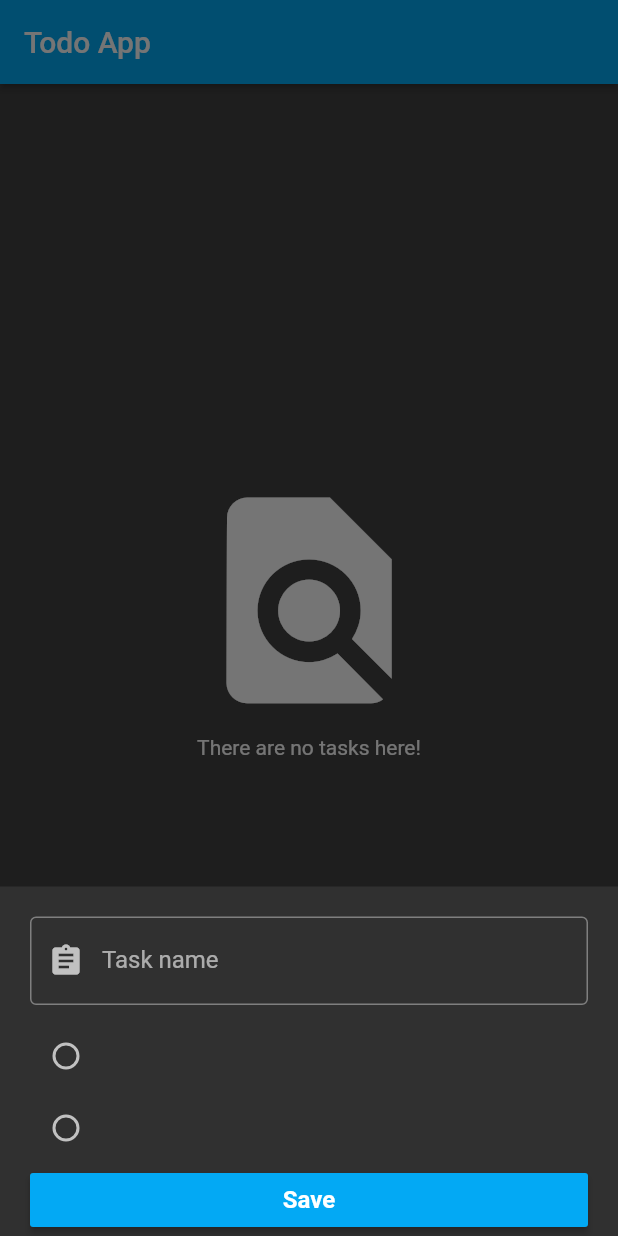
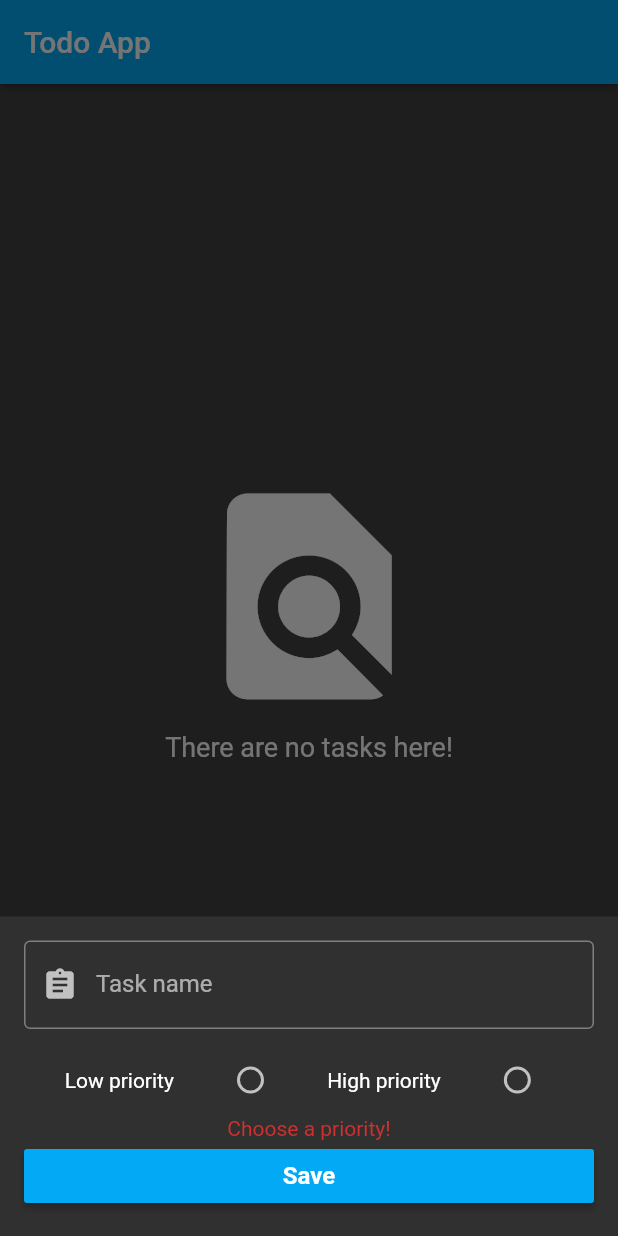
Before and after one commit to abalmagd/todo-app, a Flutter app: the screen it shows after launch, after a tap on the "add" icon, on a phone screen of 412 x 824 dp. Run offline on Flutter 3.47's test engine with Material 2 defaults, Android fonts, the phone set to English and light mode, and no system bars; our stand-ins replace bloc, conditional_builder_null_safety, flutter_bloc, sqflite; accounts and stored records are empty.

Commit message:
- Finish app
Signed-off-by: Mahmoud Abulmagd <me@abulmagd.dev>

```diff
--- a/lib/blocs/app_bloc/app_states.dart
+++ b/lib/blocs/app_bloc/app_states.dart
@@ -15,3 +15,19 @@ class DBInsertLoading extends AppStates {}
 class DBInsertSuccess extends AppStates {}
 
 class DBInsertFailed extends AppStates {}
+
+class DBDeleteLoading extends AppStates {}
+
+class DBDeleteSuccess extends AppStates {}
+
+class DBDeleteFailed extends AppStates {}
+
+class DBUpdateLoading extends AppStates {}
+
+class DBUpdateSuccess extends AppStates {}
+
+class DBUpdateFailed extends AppStates {}
+
+class DBCloseSuccess extends AppStates {}
+
+class DBCloseFailed extends AppStates {}
--- a/lib/core/local/sqflite_helper.dart
+++ b/lib/core/local/sqflite_helper.dart
@@ -27,15 +27,15 @@ class SqfliteHelper {
   }
 
   static Future<List> dbGetType({required String type}) async =>
-     await _database.rawQuery('SELECT * FROM Todo WHERE Type == ?', [type]);
+      await _database.rawQuery('SELECT * FROM Todo WHERE Type == ?', [type]);
 
-  static void dbInsert({
+  static Future<void> dbInsert({
     required String title,
     required int priority,
     required String type,
-  }) {
+  }) async {
     DateTime now = DateTime.now();
-    String currentDate = DateTime(now.day, now.month, now.year).toString();
+    String currentDate = '${now.day}-${now.month}-${now.year}';
     _database.transaction((txn) async {
       await txn.rawInsert(
           'INSERT INTO Todo('
@@ -48,6 +48,9 @@ class SqfliteHelper {
     });
   }
 
+  static Future<int> dbUpdate(String type, int id) async => await _database
+      .rawUpdate('UPDATE Todo SET Type = ? WHERE Id = ?', [type, id]);
+
   static Future<int> dbDelete(int id) async =>
       await _database.rawDelete('DELETE FROM Todo WHERE Id = ?', [id]);
 
--- a/lib/features/home_screen.dart
+++ b/lib/features/active_screen.dart
@@ -8,8 +8,8 @@ import 'package:todo_app/widgets/todo_item.dart';
 
 import '../blocs/app_bloc/app_states.dart';
 
-class HomeScreen extends StatelessWidget {
-  const HomeScreen({Key? key}) : super(key: key);
+class ActiveScreen extends StatelessWidget {
+  const ActiveScreen({Key? key}) : super(key: key);
 
   @override
   Widget build(BuildContext context) {
--- a/lib/features/empty_screen.dart
+++ b/lib/features/empty_screen.dart
@@ -13,7 +13,10 @@ class EmptyScreen extends StatelessWidget {
         children: [
           Icon(Icons.find_in_page, size: height * 0.2),
           const SizedBox(height: kSmallSpacing),
-          const Text('There are no tasks here!'),
+          const Text(
+            'There are no tasks here!',
+            style: TextStyle(fontSize: 18),
+          ),
         ],
       ),
     );
--- a/lib/features/layout.dart
+++ b/lib/features/layout.dart
@@ -3,16 +3,17 @@ import 'package:flutter_bloc/flutter_bloc.dart';
 import 'package:todo_app/blocs/app_bloc/app_cubit.dart';
 import 'package:todo_app/blocs/app_bloc/app_states.dart';
 import 'package:todo_app/core/constants.dart';
+import 'package:todo_app/features/active_screen.dart';
 import 'package:todo_app/features/archived_screen.dart';
 import 'package:todo_app/features/done_screen.dart';
-import 'package:todo_app/features/home_screen.dart';
-import 'package:todo_app/features/task_screen.dart';
+
+import '../widgets/task_form.dart';
 
 class AppLayout extends StatelessWidget {
   const AppLayout({Key? key}) : super(key: key);
 
   final screens = const [
-    HomeScreen(),
+    ActiveScreen(),
     DoneScreen(),
     ArchivedScreen(),
   ];
@@ -24,15 +25,13 @@ class AppLayout extends StatelessWidget {
       listener: (context, state) {},
       builder: (context, state) {
         return Scaffold(
-          appBar: AppBar(
-            title: const Text('Todo App'),
-          ),
+          appBar: AppBar(title: const Text('Todo App')),
           body: screens[cubit.navIndex],
           floatingActionButton: FloatingActionButton(
             onPressed: () => showModalBottomSheet(
               isScrollControlled: true,
               context: context,
-              builder: (context) => const TaskScreen(),
+              builder: (context) => const TaskForm(),
             ),
             child: const Icon(
               Icons.add,
@@ -44,10 +43,18 @@ class AppLayout extends StatelessWidget {
             currentIndex: cubit.navIndex,
             onTap: (index) => cubit.changeNavIndex(index: index),
             items: const [
-              BottomNavigationBarItem(icon: Icon(Icons.home), label: 'Home'),
-              BottomNavigationBarItem(icon: Icon(Icons.done), label: done),
               BottomNavigationBarItem(
-                  icon: Icon(Icons.archive), label: archived),
+                icon: Icon(Icons.assignment),
+                label: active,
+              ),
+              BottomNavigationBarItem(
+                icon: Icon(Icons.done),
+                label: done,
+              ),
+              BottomNavigationBarItem(
+                icon: Icon(Icons.archive),
+                label: archived,
+              ),
             ],
           ),
         );
--- a/lib/features/task_screen.dart
+++ /dev/null
@@ -1,90 +0,0 @@
-import 'package:flutter/material.dart';
-import 'package:flutter_bloc/flutter_bloc.dart';
-import 'package:todo_app/blocs/app_bloc/app_cubit.dart';
-import 'package:todo_app/core/constants.dart';
-import 'package:todo_app/theme/palette.dart';
-import 'package:todo_app/widgets/TextInputField.dart';
-
-import '../blocs/app_bloc/app_states.dart';
-
-class TaskScreen extends StatefulWidget {
-  const TaskScreen({Key? key}) : super(key: key);
-
-  static navTo() => MaterialPageRoute(builder: (context) => const TaskScreen());
-
-  @override
-  State<TaskScreen> createState() => _TaskScreenState();
-}
-
-class _TaskScreenState extends State<TaskScreen> {
-  final taskTitle = TextEditingController();
-
-  final _formKey = GlobalKey<FormState>();
-  final int priority = 0;
-
-  @override
-  Widget build(BuildContext context) {
-    final cubit = AppCubit.get(context);
-    return BlocConsumer<AppCubit, AppStates>(
-      listener: (context, state) {
-        if (state is DBInsertSuccess) {
-          Navigator.pop(context);
-        }
-      },
-      builder: (context, state) {
-        return Form(
-          key: _formKey,
-          child: Padding(
-            padding: EdgeInsets.only(
-              bottom: MediaQuery.of(context).viewInsets.bottom,
-              right: 20,
-              left: 20,
-              top: 20,
-            ),
-            child: Column(
-              mainAxisAlignment: MainAxisAlignment.center,
-              mainAxisSize: MainAxisSize.min,
-              crossAxisAlignment: CrossAxisAlignment.start,
-              children: [
-                TextInputField(
-                  controller: taskTitle,
-                  label: 'Task name',
-                  icon: Icons.assignment,
-                ),
-                const SizedBox(height: 10),
-                Radio(
-                  value: 'Low priority',
-                  groupValue: 'groupValue',
-                  onChanged: (_) {},
-                ),
-                Radio(
-                  value: 'High ',
-                  groupValue: 'groupValue',
-                  onChanged: (_) {},
-                ),
-                state is DBInsertLoading
-                    ? const Center(child: CircularProgressIndicator())
-                    : MaterialButton(
-                        onPressed: () {
-                          if (_formKey.currentState!.validate()) {
-                            cubit
-                                .dbInsert(
-                                  title: taskTitle.text.trim(),
-                                  priority: 1,
-                                  type: active,
-                                )
-                                .then((value) => cubit.dbGetType(type: active));
-                          }
-                        },
-                        color: Theme.of(context).colorScheme.primary,
-                        minWidth: MediaQuery.of(context).size.width,
-                        child: const Text('Save'),
-                      ),
-              ],
-            ),
-          ),
-        );
-      },
-    );
-  }
-}
--- a/lib/main.dart
+++ b/lib/main.dart
@@ -5,7 +5,6 @@ import 'package:todo_app/core/local/sqflite_helper.dart';
 import 'package:todo_app/features/layout.dart';
 import 'package:todo_app/theme/custom_theme.dart';
 
-import 'blocs/app_bloc/app_states.dart';
 import 'blocs/bloc_observer.dart';
 
 Future<void> main() async {
--- /dev/null
+++ b/lib/widgets/task_form.dart
@@ -0,0 +1,122 @@
+import 'package:flutter/material.dart';
+import 'package:flutter_bloc/flutter_bloc.dart';
+import 'package:todo_app/blocs/app_bloc/app_cubit.dart';
+import 'package:todo_app/core/constants.dart';
+import 'package:todo_app/widgets/text_input_field.dart';
+
+import '../blocs/app_bloc/app_states.dart';
+
+class TaskForm extends StatefulWidget {
+  const TaskForm({Key? key}) : super(key: key);
+
+  @override
+  State<TaskForm> createState() => _TaskFormState();
+}
+
+class _TaskFormState extends State<TaskForm> {
+  late final TextEditingController taskTitle;
+  late final GlobalKey<FormState> _formKey;
+  int priority = 2;
+
+  @override
+  void initState() {
+    taskTitle = TextEditingController();
+    _formKey = GlobalKey<FormState>();
+
+    super.initState();
+  }
+
+  @override
+  void dispose() {
+    taskTitle.dispose();
+    super.dispose();
+  }
+
+  @override
+  Widget build(BuildContext context) {
+    final cubit = AppCubit.get(context);
+    return BlocConsumer<AppCubit, AppStates>(
+      listener: (context, state) {
+        if (state is DBInsertSuccess) {
+          Navigator.pop(context);
+        }
+      },
+      builder: (context, state) {
+        return Form(
+          key: _formKey,
+          child: Padding(
+            padding: EdgeInsets.only(
+              bottom: MediaQuery.of(context).viewInsets.bottom,
+            ),
+            child: Padding(
+              padding: const EdgeInsets.all(kLargeSpacing),
+              child: Column(
+                mainAxisSize: MainAxisSize.min,
+                crossAxisAlignment: CrossAxisAlignment.start,
+                children: [
+                  TextInputField(
+                    controller: taskTitle,
+                    label: 'Task name',
+                    icon: Icons.assignment,
+                  ),
+                  const SizedBox(height: 10),
+                  Row(
+                    mainAxisAlignment: MainAxisAlignment.spaceEvenly,
+                    children: [
+                      const Text('Low priority'),
+                      Radio(
+                        value: 0,
+                        groupValue: priority,
+                        activeColor: Colors.green,
+                        onChanged: (value) {
+                          setState(() {
+                            priority = value as int;
+                          });
+                        },
+                      ),
+                      const Text('High priority'),
+                      Radio(
+                        value: 1,
+                        groupValue: priority,
+                        activeColor: Colors.red,
+                        onChanged: (value) {
+                          setState(() {
+                            priority = value as int;
+                          });
+                        },
+                      ),
+                    ],
+                  ),
+                  if (priority == 2)
+                    Center(
+                      child: Text(
+                        'Choose a priority!',
+                        style: TextStyle(color: Theme.of(context).errorColor),
+                      ),
+                    ),
+                  state is DBInsertLoading
+                      ? const Center(child: CircularProgressIndicator())
+                      : MaterialButton(
+                          onPressed: () {
+                            if (_formKey.currentState!.validate() &&
+                                priority != 2) {
+                              cubit.dbInsert(
+                                title: taskTitle.text.trim(),
+                                priority: priority,
+                                type: active,
+                              );
+                            }
+                          },
+                          color: Theme.of(context).colorScheme.primary,
+                          minWidth: MediaQuery.of(context).size.width,
+                          child: const Text('Save'),
+                        ),
+                ],
+              ),
+            ),
+          ),
+        );
+      },
+    );
+  }
+}
```
Also changed, not shown: lib/blocs/app_bloc/app_cubit.dart (+64 -14 lines), lib/features/archived_screen.dart (+23 -4 lines), lib/features/done_screen.dart (+24 -1 lines), lib/widgets/todo_item.dart (+21 -5 lines), lib/widgets/text_input_field.dart (renamed from lib/widgets/TextInputField.dart).
